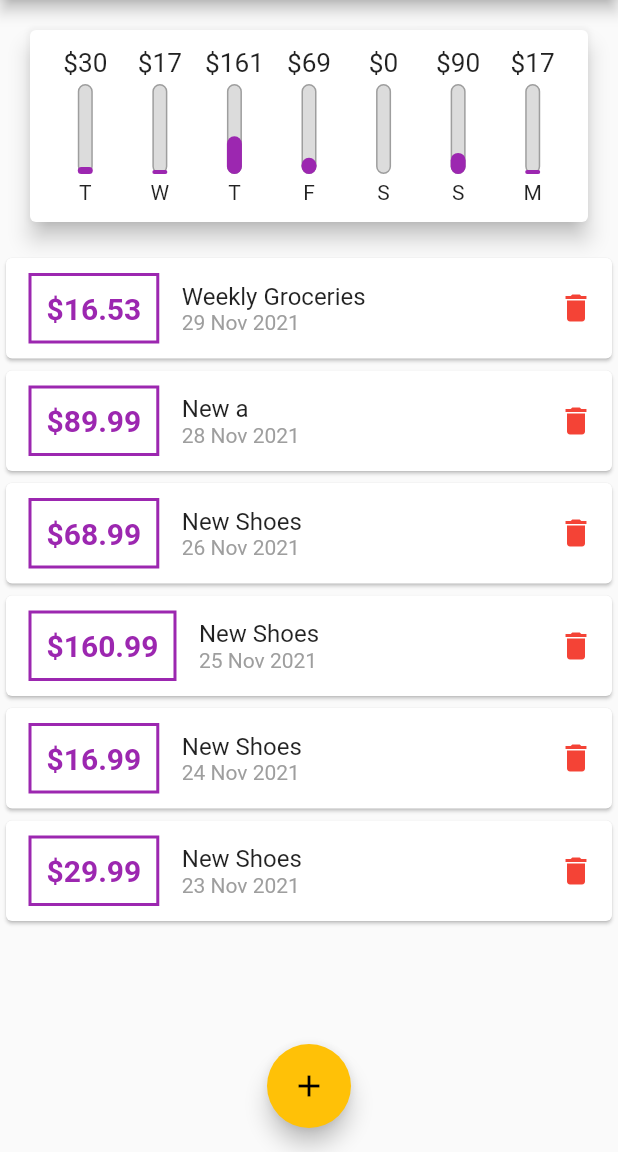
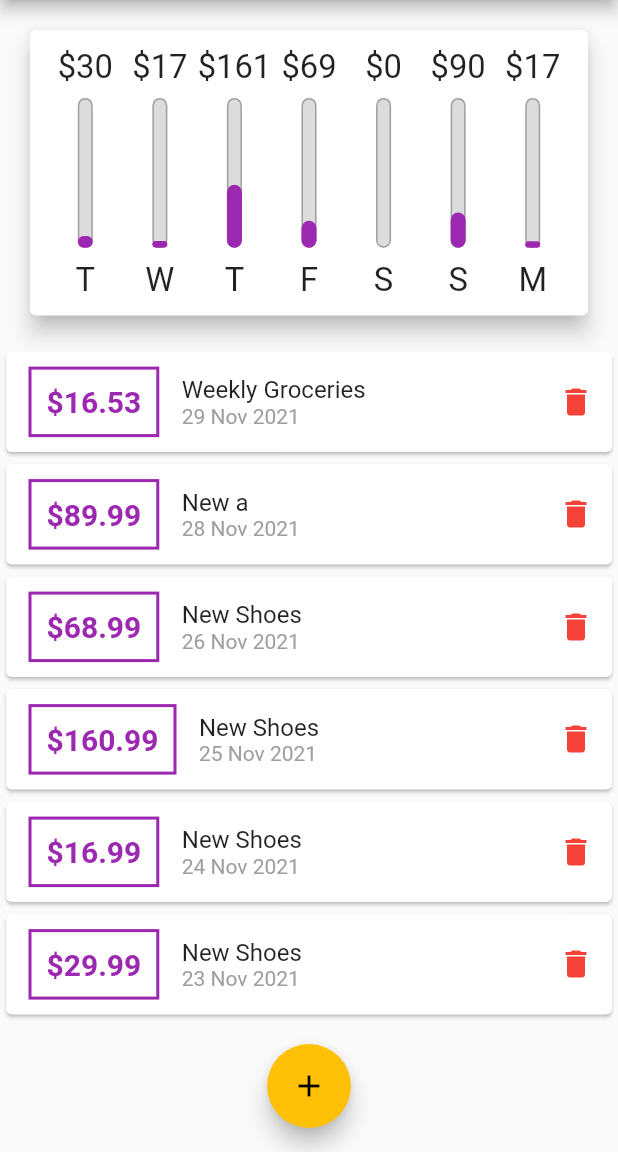
Before and after one commit to LodewykRoux/personal_Expenses, a Flutter app: the screen it shows after launch, after a tap on the "delete" icon, on a phone screen of 412 x 824 dp, the part 84-1236 px from its top. Run offline on Flutter 3.47's test engine with Material 2 defaults, Android fonts, the phone set to English and light mode, and no system bars.

Commit message:
updating layout of app

```diff
--- a/lib/main.dart
+++ b/lib/main.dart
@@ -1,10 +1,18 @@
 import 'package:flutter/material.dart';
+import 'package:flutter/services.dart';
 import 'package:personal_expenses/models/transaction.dart';
 import 'package:personal_expenses/widgets/chart.dart';
 import 'package:personal_expenses/widgets/new_transaction.dart';
 import 'package:personal_expenses/widgets/transaction_list.dart';
 
-void main() => runApp(const MyApp());
+void main() {
+  // WidgetsFlutterBinding.ensureInitialized();
+  // SystemChrome.setPreferredOrientations([
+  //   DeviceOrientation.portraitUp,
+  //   DeviceOrientation.portraitDown,
+  // ]);
+  runApp(const MyApp());
+}
 
 class MyApp extends StatelessWidget {
   const MyApp({Key? key}) : super(key: key);
@@ -128,8 +136,7 @@ class _MyHomePageState extends State<MyHomePage> {
 
   @override
   Widget build(BuildContext context) {
-    return Scaffold(
-      appBar: AppBar(
+    final appBar = AppBar(
       title: const Text(
         'Personal Expenses',
       ),
@@ -138,16 +145,30 @@ class _MyHomePageState extends State<MyHomePage> {
             onPressed: () => startAddNewTransaction(context),
             icon: const Icon(Icons.add))
       ],
-      ),
+    );
+    return Scaffold(
+      appBar: appBar,
       body: SingleChildScrollView(
         child: Column(
           children: [
-            Chart(
+            SizedBox(
+              height: (MediaQuery.of(context).size.height -
+                      appBar.preferredSize.height -
+                      MediaQuery.of(context).padding.top) *
+                  0.3,
+              child: Chart(
                 recentTransactions: _recentTransactions,
               ),
-            TransactionList(
+            ),
+            SizedBox(
+              height: (MediaQuery.of(context).size.height -
+                      appBar.preferredSize.height -
+                      MediaQuery.of(context).padding.top) *
+                  0.7,
+              child: TransactionList(
                 transactions: _userTransactions,
                 deleteTransaction: _deleteTransaction,
+              ),
             ),
           ],
         ),
--- a/lib/widgets/chart_bar.dart
+++ b/lib/widgets/chart_bar.dart
@@ -13,17 +13,18 @@ class ChartBar extends StatelessWidget {
 
   @override
   Widget build(BuildContext context) {
-    return Column(
+    return LayoutBuilder(
+      builder: (context, constraints) => Column(
         children: [
           SizedBox(
-            height: 20,
+              height: constraints.maxHeight * 0.15,
               child: FittedBox(
                   child: Text('\$${spendingAmount.toStringAsFixed(0)}'))),
-        const SizedBox(
-          height: 4,
+          SizedBox(
+            height: constraints.maxHeight * 0.05,
           ),
           SizedBox(
-          height: 60,
+            height: constraints.maxHeight * 0.6,
             width: 10,
             child: Stack(
               alignment: Alignment.bottomCenter,
@@ -47,11 +48,17 @@ class ChartBar extends StatelessWidget {
               ],
             ),
           ),
-        const SizedBox(
-          height: 4,
+          SizedBox(
+            height: constraints.maxHeight * 0.05,
           ),
-        Text(label),
+          SizedBox(
+            height: constraints.maxHeight * 0.15,
+            child: FittedBox(
+              child: Text(label),
+            ),
+          ),
         ],
+      ),
     );
   }
 }
--- a/lib/widgets/transaction_list.dart
+++ b/lib/widgets/transaction_list.dart
@@ -21,9 +21,7 @@ class TransactionList extends StatelessWidget {
               Image.asset('assets/images/waiting.png', fit: BoxFit.cover)
             ],
           )
-        : SizedBox(
-            height: 550,
-            child: ListView.builder(
+        : ListView.builder(
             itemBuilder: (context, index) {
               return Card(
                 child: Row(
@@ -83,7 +81,6 @@ class TransactionList extends StatelessWidget {
               );
             },
             itemCount: transactions.length,
-            ),
           );
   }
 }
```
Lines whose indentation alone changed are shown as unchanged.
